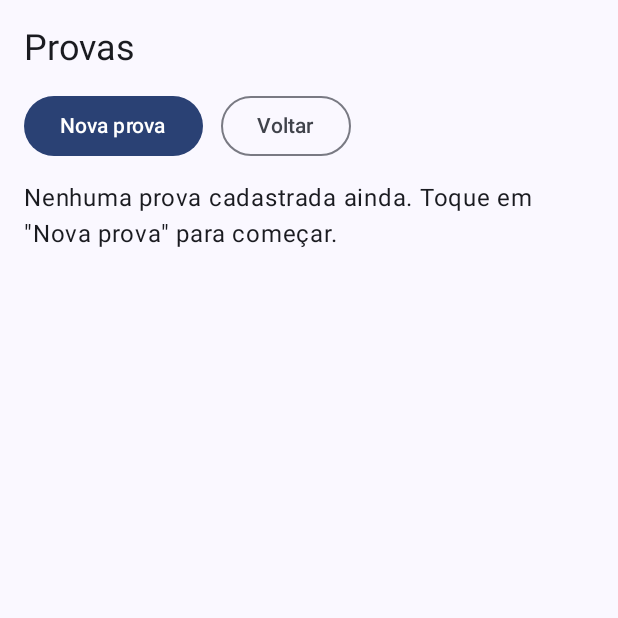
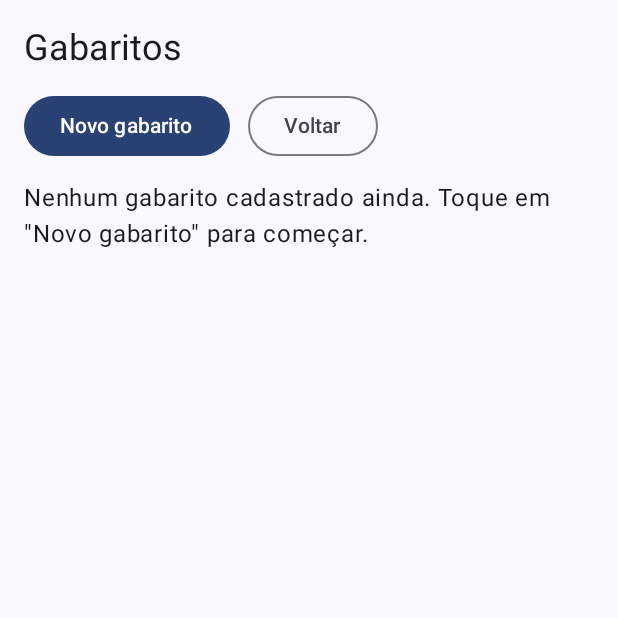
Before and after one commit to devdenisviana/gabarito-scanner, an Android app built with Jetpack Compose: the screen it shows after launch (MainActivity), after a tap on "Cancelar", on a phone screen of 412 x 824 dp, the top half of it. Run offline under Robolectric (Android 15) with nearby library versions, the phone set to English and light mode, and no system bars; our stand-ins replace Room's generated code; 2 other taps on this screen came first.

Commit message:
Gera folha de respostas conforme o gabarito escolhido

```diff
--- a/app/src/main/java/com/devdenisviana/gabaritoscanner/MainActivity.kt
+++ b/app/src/main/java/com/devdenisviana/gabaritoscanner/MainActivity.kt
@@ -40,6 +40,7 @@ import com.devdenisviana.gabaritoscanner.ui.exam.ExamResultsScreen
 import com.devdenisviana.gabaritoscanner.ui.scan.ScanResultScreen
 import com.devdenisviana.gabaritoscanner.ui.theme.GabaritoScannerTheme
 import java.io.File
+import com.devdenisviana.gabaritoscanner.data.toSheetProfile
 
 class MainActivity : ComponentActivity() {
     override fun onCreate(savedInstanceState: Bundle?) {
@@ -73,6 +74,7 @@ fun GabaritoApp(
 ) {
     var screen by remember { mutableStateOf<Screen>(Screen.Home) }
     val exams by viewModel.exams.collectAsStateWithLifecycle()
+    val context = LocalContext.current
 
     BackHandler(enabled = screen != Screen.Home) {
         screen = when (screen) {
@@ -95,6 +97,7 @@ fun GabaritoApp(
                 screen = Screen.Results(exam)
             },
             onNewExam = { screen = Screen.ExamForm },
+            onSheet = { exam -> openSheetPdf(context, exam.toSheetProfile()) },
             onDelete = viewModel::deleteExam,
             onBack = { screen = Screen.Home },
             modifier = modifier,
@@ -162,7 +165,7 @@ fun HomeScreen(
     ) {
         Text(text = "Gabarito Scanner")
         Button(onClick = onExams) {
-            Text(text = "Provas")
+            Text(text = "Gabaritos")
         }
         Button(onClick = onScan) {
             Text(text = "Ler gabarito (câmera)")
--- a/app/src/main/java/com/devdenisviana/gabaritoscanner/ui/exam/ExamScreens.kt
+++ b/app/src/main/java/com/devdenisviana/gabaritoscanner/ui/exam/ExamScreens.kt
@@ -33,11 +33,12 @@ import androidx.compose.material3.FilterChip
 import androidx.compose.runtime.mutableIntStateOf
 import androidx.compose.ui.text.input.KeyboardType
 
-/** Lists the registered exams, with options to create and delete them. */
+/** Lists the registered answer keys, with options to create, print the sheet and delete them. */
 @Composable
 fun ExamListScreen(
     exams: List<ExamEntity>,
     onOpen: (ExamEntity) -> Unit,
+    onSheet: (ExamEntity) -> Unit,
     onNewExam: () -> Unit,
     onDelete: (ExamEntity) -> Unit,
     onBack: () -> Unit,
@@ -51,30 +52,28 @@ fun ExamListScreen(
             .padding(16.dp),
         verticalArrangement = Arrangement.spacedBy(12.dp),
     ) {
-        Text(text = "Provas", style = MaterialTheme.typography.headlineSmall)
+        Text(text = "Gabaritos", style = MaterialTheme.typography.headlineSmall)
 
         Row(horizontalArrangement = Arrangement.spacedBy(12.dp)) {
-            Button(onClick = onNewExam) { Text("Nova prova") }
+            Button(onClick = onNewExam) { Text("Novo gabarito") }
             OutlinedButton(onClick = onBack) { Text("Voltar") }
         }
 
         if (exams.isEmpty()) {
-            Text("Nenhuma prova cadastrada ainda. Toque em \"Nova prova\" para começar.")
+            Text("Nenhum gabarito cadastrado ainda. Toque em \"Novo gabarito\" para começar.")
         } else {
             LazyColumn(verticalArrangement = Arrangement.spacedBy(8.dp)) {
                 items(exams, key = { it.id }) { exam ->
                     val lastOption = 'A' + exam.optionsPerQuestion - 1
                     Card(modifier = Modifier.fillMaxWidth()) {
-                        Row(
-                            modifier = Modifier.padding(12.dp),
-                            verticalAlignment = Alignment.CenterVertically,
-                        ) {
-                            Column(modifier = Modifier.weight(1f)) {
-                                Text(text = exam.name, style = MaterialTheme.typography.titleMedium)
-                                Text(text = "${exam.questionCount} questões (A–$lastOption)")
+                        Column(modifier = Modifier.padding(12.dp)) {
+                            Text(text = exam.name, style = MaterialTheme.typography.titleMedium)
+                            Text(text = "${exam.questionCount} questões (A–$lastOption)")
+                            Row {
+                                TextButton(onClick = { onOpen(exam) }) { Text("Resultados") }
+                                TextButton(onClick = { onSheet(exam) }) { Text("Folha") }
+                                TextButton(onClick = { examToDelete = exam }) { Text("Apagar") }
                             }
-                            TextButton(onClick = { onOpen(exam) }) { Text("Resultados") }
-                            TextButton(onClick = { examToDelete = exam }) { Text("Apagar") }
                         }
                     }
                 }
@@ -85,8 +84,8 @@ fun ExamListScreen(
     examToDelete?.let { exam ->
         AlertDialog(
             onDismissRequest = { examToDelete = null },
-            title = { Text("Apagar prova?") },
-            text = { Text("\"${exam.name}\" e todos os resultados dela serão apagados.") },
+            title = { Text("Apagar gabarito?") },
+            text = { Text("\"${exam.name}\" e todos os resultados dele serão apagados.") },
             confirmButton = {
                 TextButton(onClick = {
                     onDelete(exam)
```
